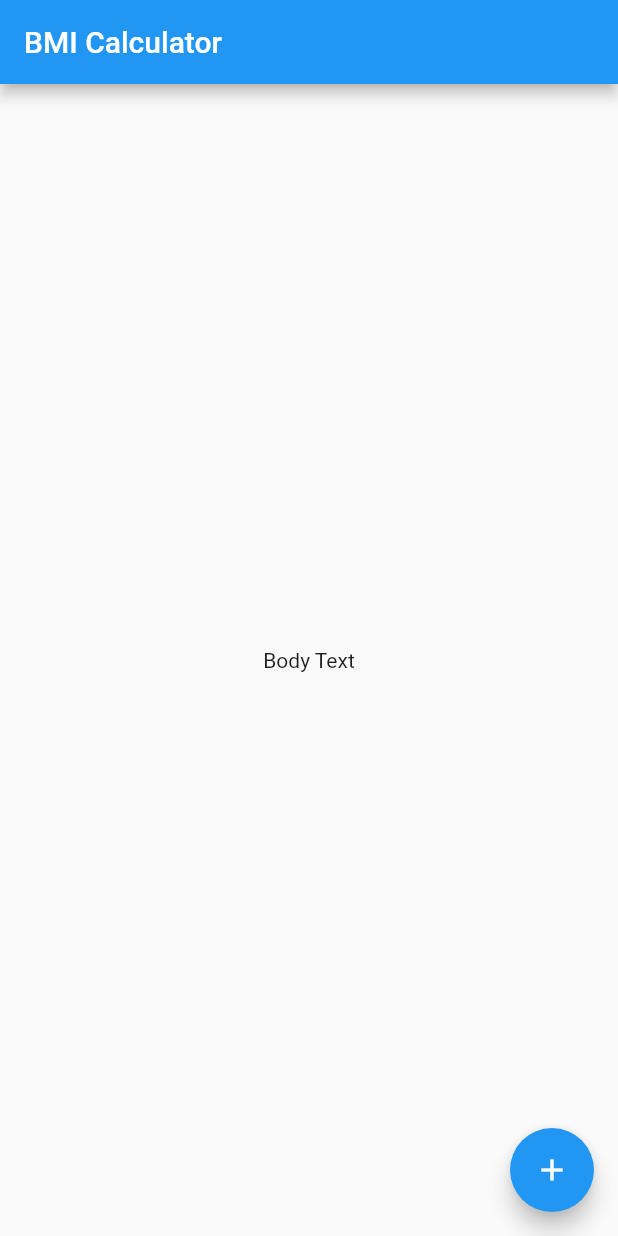
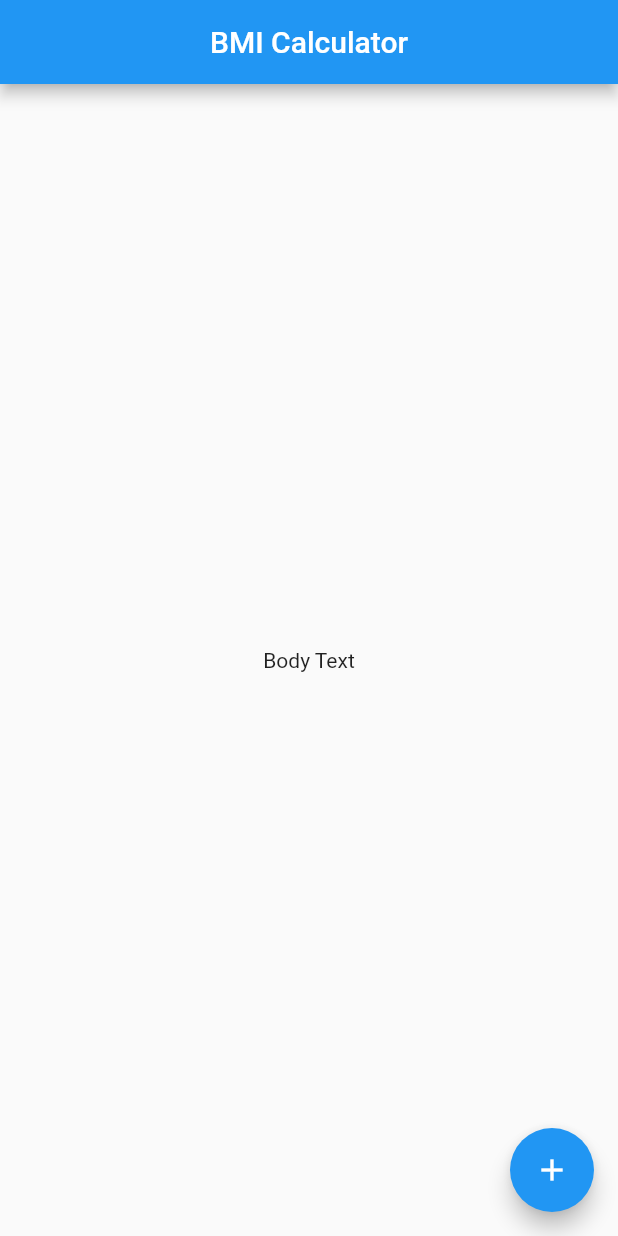
Before and after one commit to JAM5BOCsAdi/bmi_calculator_base, a Flutter app: the screen it shows after launch, on a phone screen of 412 x 824 dp. Run offline on Flutter 3.47's test engine with Material 2 defaults, Android fonts, the phone set to English and light mode, and no system bars.

Commit message:
App Icons, Changes on Display

```diff
--- a/lib/home_page.dart
+++ b/lib/home_page.dart
@@ -7,6 +7,7 @@ class MyApp extends StatelessWidget {
   @override
   Widget build(BuildContext context) {
     return MaterialApp(
+      debugShowCheckedModeBanner: false,
       title: 'BMI Calc',
       theme: ThemeData(
         primarySwatch: Colors.blue,
@@ -32,7 +33,9 @@ class _MyHomePageState extends State<MyHomePage> {
   Widget build(BuildContext context) {
     return Scaffold(
       appBar: AppBar(
-        title: Text(widget.title),
+        title: Center(
+          child: Text(widget.title),
+        ),
       ),
       body: const Center(
         child: Text("Body Text"),
```
Also changed, not shown: 36 other files.
